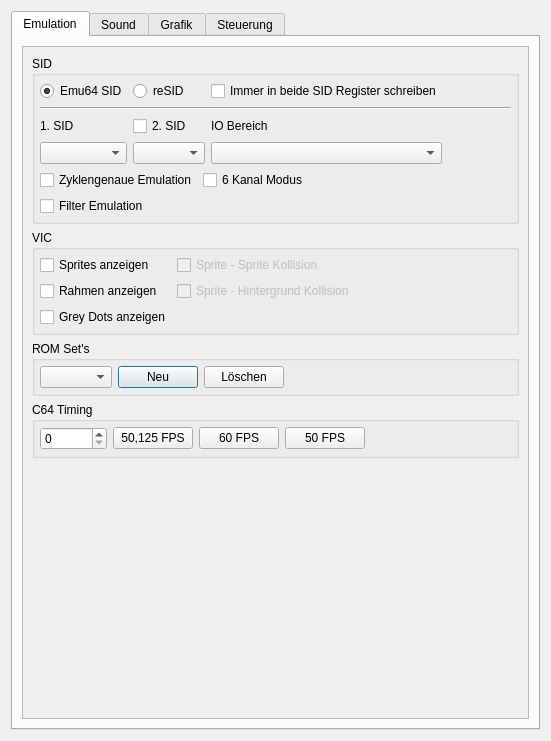
This is src/setup_window.ui in ThKattanek/emu64 as Qt 5 draws it before an edit. The edited form follows.
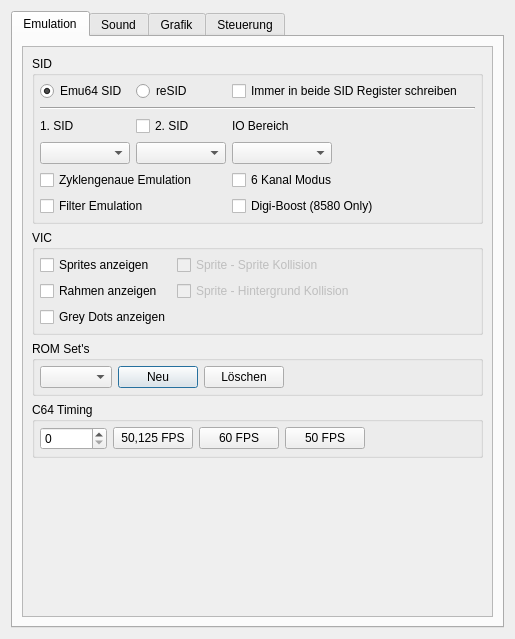
This is the edited form.

Commit message: added digi-boost for emu64-sid and resid

The edit to the form file:
```diff
--- a/src/setup_window.ui
+++ b/src/setup_window.ui
@@ -9,8 +9,8 @@
    <rect>
     <x>0</x>
     <y>0</y>
-    <width>551</width>
-    <height>741</height>
+    <width>515</width>
+    <height>639</height>
    </rect>
   </property>
   <property name="windowTitle">
@@ -52,8 +52,8 @@
            <rect>
             <x>0</x>
             <y>0</y>
-            <width>509</width>
-            <height>672</height>
+            <width>479</width>
+            <height>556</height>
            </rect>
           </property>
           <layout class="QVBoxLayout" name="verticalLayout">
@@ -81,6 +81,45 @@
               <property name="horizontalSpacing">
                <number>6</number>
               </property>
+              <item row="3" column="1">
+               <widget class="QComboBox" name="SecondSidTyp">
+                <property name="minimumSize">
+                 <size>
+                  <width>90</width>
+                  <height>0</height>
+                 </size>
+                </property>
+                <property name="toolTip">
+                 <string>Auswahl des SID Typs für einen zweiten Steckplatz.</string>
+                </property>
+               </widget>
+              </item>
+              <item row="3" column="3" colspan="2">
+               <spacer name="horizontalSpacer_3">
+                <property name="orientation">
+                 <enum>Qt::Horizontal</enum>
+                </property>
+                <property name="sizeHint" stdset="0">
+                 <size>
+                  <width>40</width>
+                  <height>20</height>
+                 </size>
+                </property>
+               </spacer>
+              </item>
+              <item row="3" column="0">
+               <widget class="QComboBox" name="FirstSidTyp">
+                <property name="minimumSize">
+                 <size>
+                  <width>90</width>
+                  <height>0</height>
+                 </size>
+                </property>
+                <property name="toolTip">
+                 <string>Auswahl des SID Typs für den Standard Steckplatz.</string>
+                </property>
+               </widget>
+              </item>
               <item row="2" column="1">
                <widget class="QCheckBox" name="SecondSidEnable">
                 <property name="text">
@@ -88,31 +127,15 @@
                 </property>
                </widget>
               </item>
-              <item row="2" column="0">
-               <widget class="QLabel" name="sid1_label">
-                <property name="text">
-                 <string>1. SID</string>
-                </property>
-               </widget>
-              </item>
-              <item row="3" column="0">
-               <widget class="QComboBox" name="FirstSidTyp">
+              <item row="0" column="1">
+               <widget class="QRadioButton" name="resid_sid">
                 <property name="toolTip">
-                 <string>Auswahl des SID Typs für den Standard Steckplatz.</string>
+                 <string>Hier arbeitet die reSID Emulation.
+reSID ist eine ursprünglich von Dag Lem in der Programmiersprache C++
+geschriebene Open Source-Bibliothek zur Emulation des Audio-Chips SID.</string>
                 </property>
-               </widget>
-              </item>
-              <item row="3" column="3">
-               <widget class="QComboBox" name="SecondSidAddress">
-                <property name="toolTip">
-                 <string>IO Bereich für einen zweiten SID.</string>
-                </property>
-               </widget>
-              </item>
-              <item row="2" column="3">
-               <widget class="QLabel" name="sid_io_label">
                 <property name="text">
-                 <string>IO Bereich</string>
+                 <string>reSID</string>
                 </property>
                </widget>
               </item>
@@ -136,6 +159,25 @@
                 </property>
                </widget>
               </item>
+              <item row="5" column="2">
+               <widget class="QCheckBox" name="SidDigiBoost">
+                <property name="text">
+                 <string>Digi-Boost (8580 Only)</string>
+                </property>
+               </widget>
+              </item>
+              <item row="0" column="2">
+               <widget class="QCheckBox" name="write_to_all_emulation_sids">
+                <property name="toolTip">
+                 <string>Wenn aktiviert. Wird auch auf die deaktivierte SID Emulation geschrieben)
+So kann man immer Nahtlos zwischen beide hin und her schalten.
+Kann im Norfall aber deaktiviert bleiben.</string>
+                </property>
+                <property name="text">
+                 <string>Immer in beide SID Register schreiben</string>
+                </property>
+               </widget>
+              </item>
               <item row="4" column="0" colspan="2">
                <widget class="QCheckBox" name="SidCycleExactEnable">
                 <property name="text">
@@ -143,6 +185,13 @@
                 </property>
                </widget>
               </item>
+              <item row="2" column="0">
+               <widget class="QLabel" name="sid1_label">
+                <property name="text">
+                 <string>1. SID</string>
+                </property>
+               </widget>
+              </item>
               <item row="4" column="2" colspan="2">
                <widget class="QCheckBox" name="Sid6ChannelMode">
                 <property name="text">
@@ -150,35 +199,10 @@
                 </property>
                </widget>
               </item>
-              <item row="3" column="4">
-               <spacer name="horizontalSpacer_3">
-                <property name="orientation">
-                 <enum>Qt::Horizontal</enum>
-                </property>
-                <property name="sizeHint" stdset="0">
-                 <size>
-                  <width>40</width>
-                  <height>20</height>
-                 </size>
-                </property>
-               </spacer>
-              </item>
-              <item row="0" column="1">
-               <widget class="QRadioButton" name="resid_sid">
-                <property name="toolTip">
-                 <string>Hier arbeitet die reSID Emulation.
-reSID ist eine ursprünglich von Dag Lem in der Programmiersprache C++
-geschriebene Open Source-Bibliothek zur Emulation des Audio-Chips SID.</string>
-                </property>
+              <item row="2" column="2">
+               <widget class="QLabel" name="sid_io_label">
                 <property name="text">
-                 <string>reSID</string>
-                </property>
-               </widget>
-              </item>
-              <item row="3" column="1" colspan="2">
-               <widget class="QComboBox" name="SecondSidTyp">
-                <property name="toolTip">
-                 <string>Auswahl des SID Typs für einen zweiten Steckplatz.</string>
+                 <string>IO Bereich</string>
                 </property>
                </widget>
               </item>
@@ -189,15 +213,16 @@
                 </property>
                </widget>
               </item>
-              <item row="0" column="3">
-               <widget class="QCheckBox" name="write_to_all_emulation_sids">
-                <property name="toolTip">
-                 <string>Wenn aktiviert. Wird auch auf die deaktivierte SID Emulation geschrieben)
-So kann man immer Nahtlos zwischen beide hin und her schalten.
-Kann im Norfall aber deaktiviert bleiben.</string>
+              <item row="3" column="2">
+               <widget class="QComboBox" name="SecondSidAddress">
+                <property name="maximumSize">
+                 <size>
+                  <width>100</width>
+                  <height>16777215</height>
+                 </size>
                 </property>
-                <property name="text">
-                 <string>Immer in beide SID Register schreiben</string>
+                <property name="toolTip">
+                 <string>IO Bereich für einen zweiten SID.</string>
                 </property>
                </widget>
               </item>
@@ -432,8 +457,8 @@
            <rect>
             <x>0</x>
             <y>0</y>
-            <width>509</width>
-            <height>672</height>
+            <width>473</width>
+            <height>570</height>
            </rect>
           </property>
           <layout class="QVBoxLayout" name="verticalLayout_3">
@@ -576,8 +601,8 @@
            <rect>
             <x>0</x>
             <y>0</y>
-            <width>509</width>
-            <height>672</height>
+            <width>473</width>
+            <height>570</height>
            </rect>
           </property>
           <layout class="QGridLayout" name="gridLayout_7">
@@ -877,8 +902,8 @@
            <rect>
             <x>0</x>
             <y>0</y>
-            <width>509</width>
-            <height>672</height>
+            <width>473</width>
+            <height>570</height>
            </rect>
           </property>
           <layout class="QGridLayout" name="gridLayout_13">
```
The commit also changes 8 other files.
